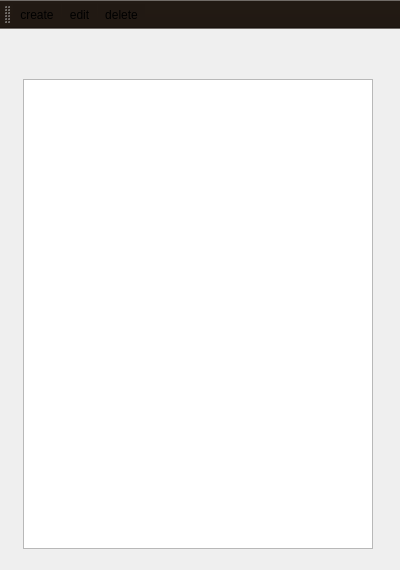
Qt form mainwindow.ui (keymler/HeimList) before a commit.
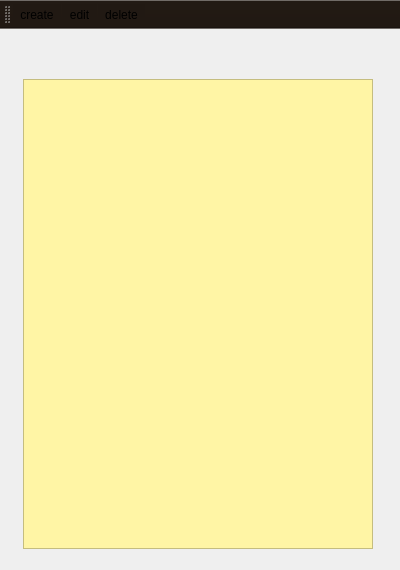
The same form after that commit. Icons and pictures are not drawn.

What changed in the file:
```diff
--- a/mainwindow.ui
+++ b/mainwindow.ui
@@ -54,7 +54,8 @@
      </size>
     </property>
     <property name="styleSheet">
-     <string notr="true"/>
+     <string notr="true">background-color: rgb(255, 245, 165);
+color: rgb(36, 20, 0);</string>
     </property>
    </widget>
    <widget class="QLabel" name="score">
```
Left out of the diff: 3 changed lines with no effect on the pictures.
